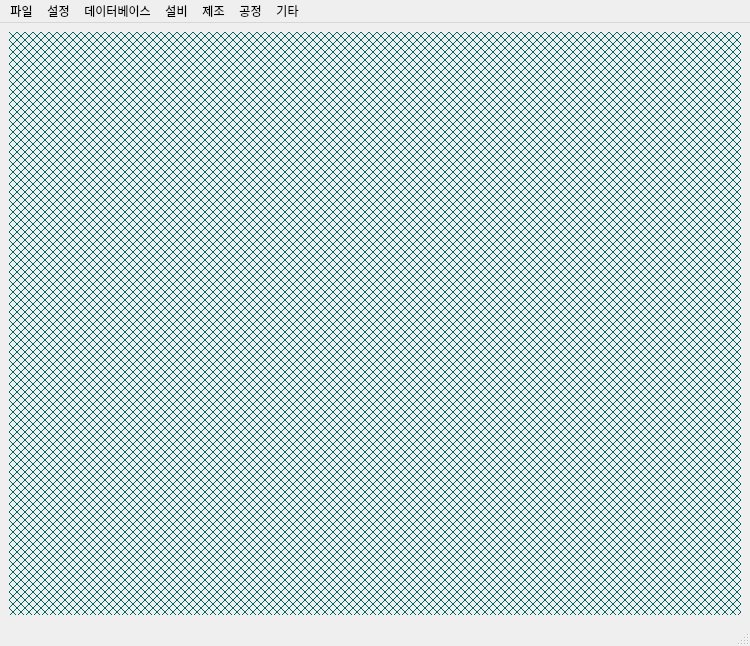
Qt form ui/main_window.ui (JoonKai/EPI_SSKV) before a commit.
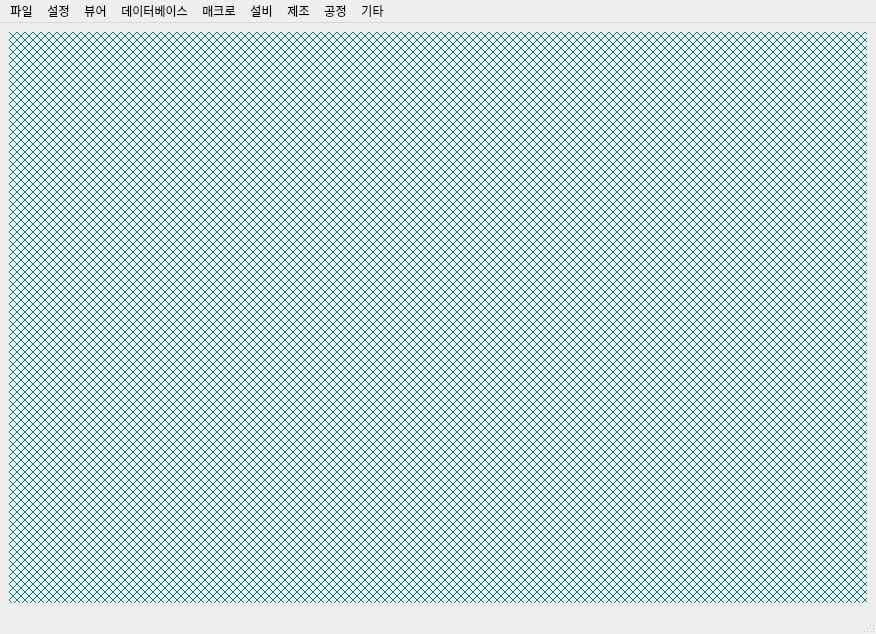
The same form after that commit.

Diff of the .ui file:
```diff
--- a/ui/main_window.ui
+++ b/ui/main_window.ui
@@ -6,8 +6,8 @@
    <rect>
     <x>0</x>
     <y>0</y>
-    <width>750</width>
-    <height>646</height>
+    <width>876</width>
+    <height>634</height>
    </rect>
   </property>
   <property name="windowTitle">
@@ -27,8 +27,8 @@
        <brush brushstyle="DiagCrossPattern">
         <color alpha="255">
          <red>0</red>
-         <green>103</green>
-         <blue>103</blue>
+         <green>134</green>
+         <blue>134</blue>
         </color>
        </brush>
       </property>
@@ -41,7 +41,7 @@
     <rect>
      <x>0</x>
      <y>0</y>
-     <width>750</width>
+     <width>876</width>
      <height>33</height>
     </rect>
    </property>
@@ -83,9 +83,21 @@
     </property>
     <addaction name="mn_settings_window"/>
    </widget>
+   <widget class="QMenu" name="menu_9">
+    <property name="title">
+     <string>매크로</string>
+    </property>
+   </widget>
+   <widget class="QMenu" name="menu_10">
+    <property name="title">
+     <string>뷰어</string>
+    </property>
+   </widget>
    <addaction name="menu"/>
    <addaction name="menu_7"/>
+   <addaction name="menu_10"/>
    <addaction name="menu_2"/>
+   <addaction name="menu_9"/>
    <addaction name="menu_3"/>
    <addaction name="menu_4"/>
    <addaction name="menu_5"/>
```
Left out of the diff: 46 changed lines with no effect on the pictures.
